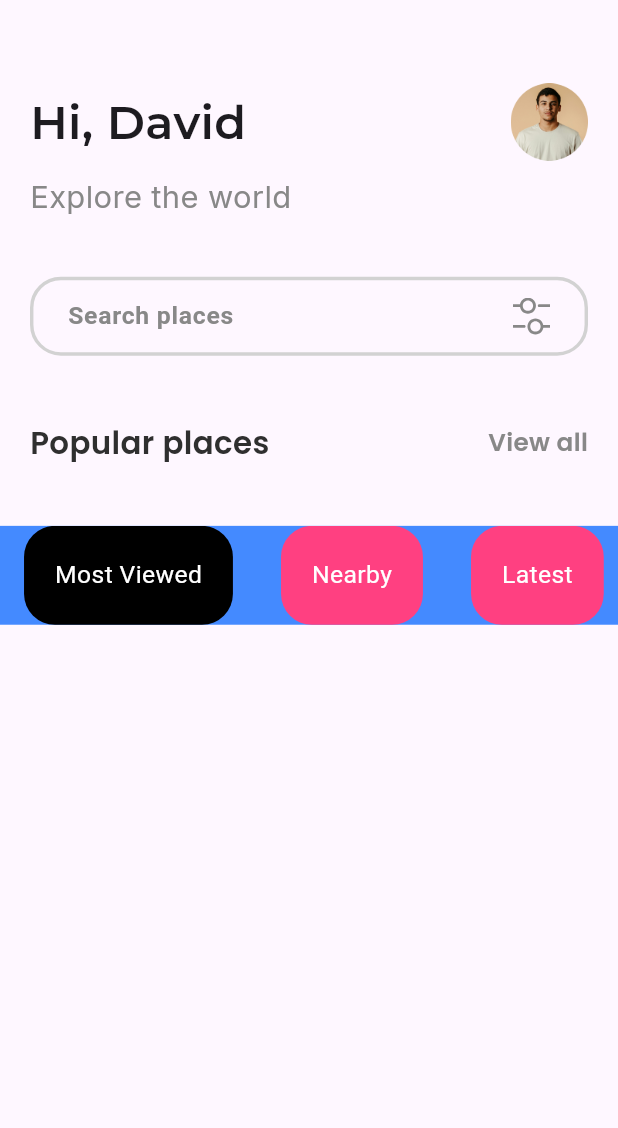
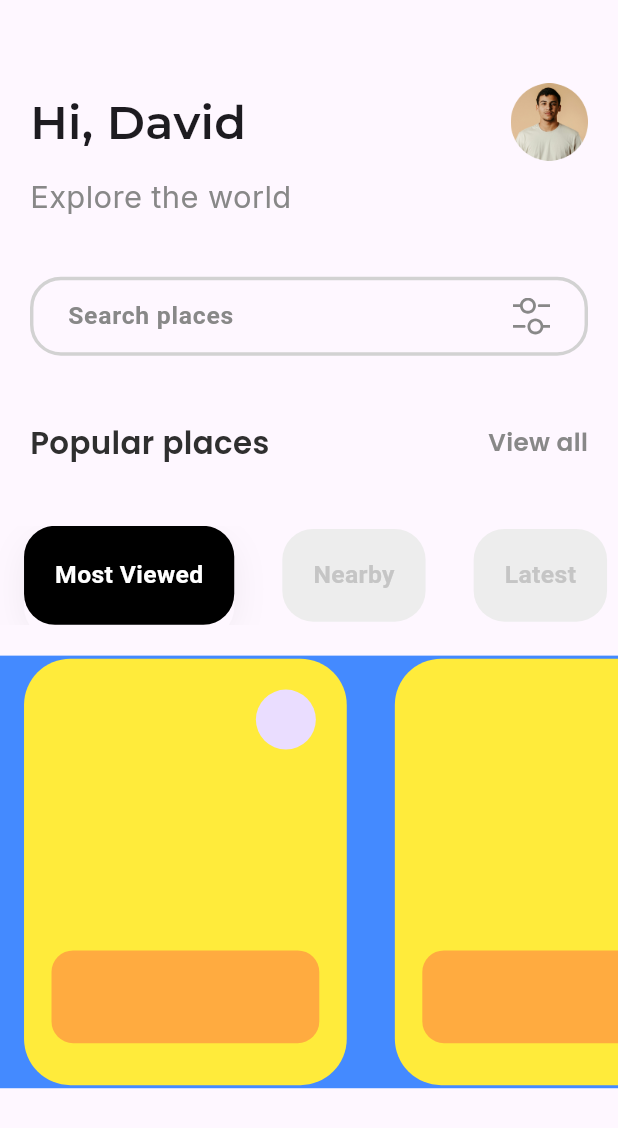
Before and after one commit to CodeCrypt05/Travel-App, a Flutter app: the screen it shows after launch, on a phone screen of 412 x 824 dp. Shown: the top 1128 px of the screen. Run offline on Flutter 3.47's test engine with Material 3 defaults, Android fonts, the phone set to English and light mode, and no system bars; our stand-ins replace flutter_screenutil, flutter_svg, get, google_fonts.

Commit message:
skelton created for banners

```diff
--- /dev/null
+++ b/lib/app/data/card_data.dart
@@ -0,0 +1,43 @@
+import 'package:travel_app/app/model/card_model.dart';
+import 'package:travel_app/app/utils/constants/image_strings.dart';
+
+List<CardModel> card_data_list = [
+  CardModel(
+    bannerImage: TImages.mountFuji,
+    placeName: "Mount Fuji",
+    cityName: "Tokyo",
+    countryName: "Japan",
+    rating: 4.8,
+    isFavourite: false,
+  ),
+  CardModel(
+      bannerImage: TImages.grandCanyon,
+      placeName: "Grand Canyon",
+      cityName: "Arizona",
+      countryName: "USA",
+      rating: 4.9,
+      isFavourite: false),
+  CardModel(
+    bannerImage: TImages.eiffelTower,
+    placeName: "Eiffel Tower",
+    cityName: "Paris",
+    countryName: "France",
+    rating: 4.7,
+    isFavourite: false,
+  ),
+  CardModel(
+    bannerImage: TImages.petra,
+    placeName: "Petra",
+    cityName: "Ma'an Governorate",
+    countryName: "Jordan",
+    rating: 4.7,
+    isFavourite: false,
+  ),
+  CardModel(
+      bannerImage: TImages.redRocks,
+      placeName: "Red rocks",
+      cityName: "Moab",
+      countryName: "United State",
+      rating: 4.9,
+      isFavourite: false)
+];
--- /dev/null
+++ b/lib/app/model/card_model.dart
@@ -0,0 +1,17 @@
+class CardModel {
+  final String? bannerImage;
+  final String? placeName;
+  final String? cityName;
+  final String countryName;
+  final double? rating;
+  final bool? isFavourite;
+
+  CardModel({
+    required this.bannerImage,
+    required this.placeName,
+    required this.cityName,
+    required this.countryName,
+    required this.rating,
+    required this.isFavourite,
+  });
+}
--- a/lib/app/modules/home/views/home_view.dart
+++ b/lib/app/presentation/home/views/home_view.dart
@@ -3,8 +3,9 @@ import 'package:flutter_screenutil/flutter_screenutil.dart';
 
 import 'package:get/get.dart';
 import 'package:google_fonts/google_fonts.dart';
-import 'package:travel_app/app/modules/home/controllers/home_controller.dart';
+import 'package:travel_app/app/presentation/home/controllers/home_controller.dart';
 import 'package:travel_app/app/utils/constants/image_strings.dart';
+import 'package:travel_app/app/widgets/banner_cards.dart';
 import 'package:travel_app/app/widgets/custom_searchbar.dart';
 import 'package:travel_app/app/widgets/custom_tabs.dart';
 
@@ -14,6 +15,7 @@ class HomeView extends GetView<HomeController> {
   Widget build(BuildContext context) {
     final homeController = Get.find<HomeController>();
     return Scaffold(
+      resizeToAvoidBottomInset: false,
       body: Column(
         mainAxisAlignment: MainAxisAlignment.start,
         crossAxisAlignment: CrossAxisAlignment.start,
@@ -81,10 +83,17 @@ class HomeView extends GetView<HomeController> {
             ),
           ),
           Container(
-            color: Colors.blueAccent,
+            // color: Colors.blueAccent,
             width: double.infinity,
             height: 64.h,
             child: CustomTabsBar(homeController: homeController),
+          ),
+          SizedBox(height: 20.h),
+          Container(
+            color: Colors.blueAccent,
+            width: double.infinity,
+            height: 280.h,
+            child: const BannerCards(),
           ),
         ],
       ),
--- a/lib/app/utils/constants/image_strings.dart
+++ b/lib/app/utils/constants/image_strings.dart
@@ -2,4 +2,14 @@ class TImages {
   static const String settingIC = "assets/icons/icon_setting.svg";
 
   static const String profilePic = "assets/images/profile_pic.png";
+
+  //--- Banner Images
+
+  static const String eiffelTower =
+      "assets/images/banner_images/eiffel_tower.jpg";
+  static const String grandCanyon =
+      "assets/images/banner_images/grand_canyon.jpg";
+  static const String mountFuji = "assets/images/banner_images/mount_fuji.jpg";
+  static const String petra = "assets/images/banner_images/petra.jpg";
+  static const String redRocks = "assets/images/banner_images/red_rocks.jpg";
 }
--- /dev/null
+++ b/lib/app/widgets/banner_cards.dart
@@ -0,0 +1,57 @@
+import 'package:flutter/material.dart';
+import 'package:flutter_screenutil/flutter_screenutil.dart';
+import 'package:travel_app/app/data/card_data.dart';
+
+class BannerCards extends StatelessWidget {
+  const BannerCards({super.key});
+
+  @override
+  Widget build(BuildContext context) {
+    int pos = 0;
+    return ListView.builder(
+      itemCount: card_data_list.length,
+      shrinkWrap: true,
+      scrollDirection: Axis.horizontal,
+      itemBuilder: (context, index) {
+        return GestureDetector(
+          onTap: () {
+            // widget.homeController.position.value = index;
+          },
+          child: Padding(
+            padding: EdgeInsets.symmetric(horizontal: 14.w, vertical: 2.h),
+            child: Container(
+              width: 188.w,
+              decoration: BoxDecoration(
+                color: Colors.yellow,
+                borderRadius: BorderRadius.circular(30.r),
+              ),
+              child: Column(
+                children: [
+                  Padding(
+                    padding: EdgeInsets.only(top: 20.h, right: 18.w),
+                    child: const Row(
+                      mainAxisAlignment: MainAxisAlignment.end,
+                      children: [
+                        CircleAvatar(
+                          radius: 20,
+                        )
+                      ],
+                    ),
+                  ),
+                  Container(
+                    margin: EdgeInsets.fromLTRB(16.w, 130.h, 16.w, 10.h),
+                    height: 60.h,
+                    decoration: BoxDecoration(
+                      color: Colors.orangeAccent,
+                      borderRadius: BorderRadius.circular(14.r),
+                    ),
+                  )
+                ],
+              ),
+            ),
+          ),
+        );
+      },
+    );
+  }
+}
--- a/lib/app/widgets/custom_tabs.dart
+++ b/lib/app/widgets/custom_tabs.dart
@@ -2,7 +2,7 @@ import 'package:flutter/material.dart';
 import 'package:flutter_screenutil/flutter_screenutil.dart';
 import 'package:get/get.dart';
 import 'package:google_fonts/google_fonts.dart';
-import 'package:travel_app/app/modules/home/controllers/home_controller.dart';
+import 'package:travel_app/app/presentation/home/controllers/home_controller.dart';
 
 class CustomTabsBar extends StatefulWidget {
   const CustomTabsBar({
@@ -39,23 +39,38 @@ class _CustomTabsBarState extends State<CustomTabsBar> {
               widget.homeController.position.value = index;
             },
             child: Padding(
-              padding: EdgeInsets.symmetric(horizontal: 14.w),
-              child: Container(
+              padding: widget.homeController.position.value == index
+                  ? EdgeInsets.symmetric(horizontal: 14.w, vertical: 0.h)
+                  : EdgeInsets.symmetric(horizontal: 14.w, vertical: 2.h),
+              child: AnimatedContainer(
+                duration: const Duration(milliseconds: 300),
                 height: 20.h,
                 decoration: BoxDecoration(
                   borderRadius: BorderRadius.circular(20.r),
+                  boxShadow: [
+                    BoxShadow(
+                      color: widget.homeController.position.value == index
+                          ? Color.fromARGB(15, 0, 0, 0)
+                          : Colors.transparent,
+                      offset: Offset(0, 9),
+                      blurRadius: 19,
+                      blurStyle: BlurStyle.outer,
+                    )
+                  ],
                   color: widget.homeController.position.value == index
                       ? Colors.black
-                      : Colors.pinkAccent,
+                      : Color(0xffEDEDED),
                 ),
                 padding: EdgeInsets.symmetric(horizontal: 18.w),
                 alignment: Alignment.center,
                 child: Text(
                   items[index],
                   style: GoogleFonts.roboto(
-                    color: Colors.white,
+                    color: widget.homeController.position.value == index
+                        ? Colors.white
+                        : Color(0xffC5C5C5),
                     fontSize: 16.sp,
-                    fontWeight: FontWeight.w400,
+                    fontWeight: FontWeight.w600,
                   ),
                 ),
               ),
--- a/pubspec.yaml
+++ b/pubspec.yaml
@@ -25,3 +25,4 @@ flutter:
   assets:
     - assets/images/
     - assets/icons/
+    - assets/images/banner_images/
```
Also changed, not shown: lib/app/routes/app_pages.dart (+4 -4 lines), assets/images/banner_images/eiffel_tower.jpg (added), assets/images/banner_images/grand_canyon.jpg (added), assets/images/banner_images/mount_fuji.jpg (added), assets/images/banner_images/petra.jpg (added), assets/images/banner_images/red_rocks.jpg (added), lib/app/presentation/contact/bindings/contact_binding.dart (renamed from lib/app/modules/contact/bindings/contact_binding.dart), lib/app/presentation/contact/controllers/contact_controller.dart (renamed from lib/app/modules/contact/controllers/contact_controller.dart), lib/app/presentation/contact/views/contact_view.dart (renamed from lib/app/modules/contact/views/contact_view.dart), lib/app/presentation/home/bindings/home_binding.dart (renamed from lib/app/modules/home/bindings/home_binding.dart), lib/app/presentation/home/controllers/home_controller.dart (renamed from lib/app/modules/home/controllers/home_controller.dart).
